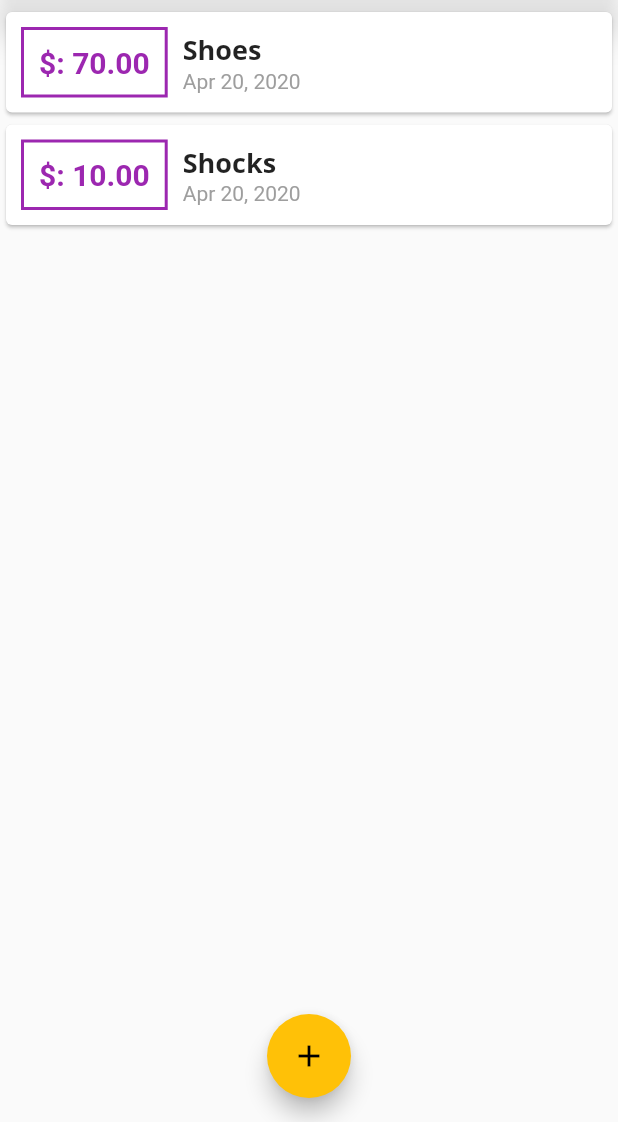
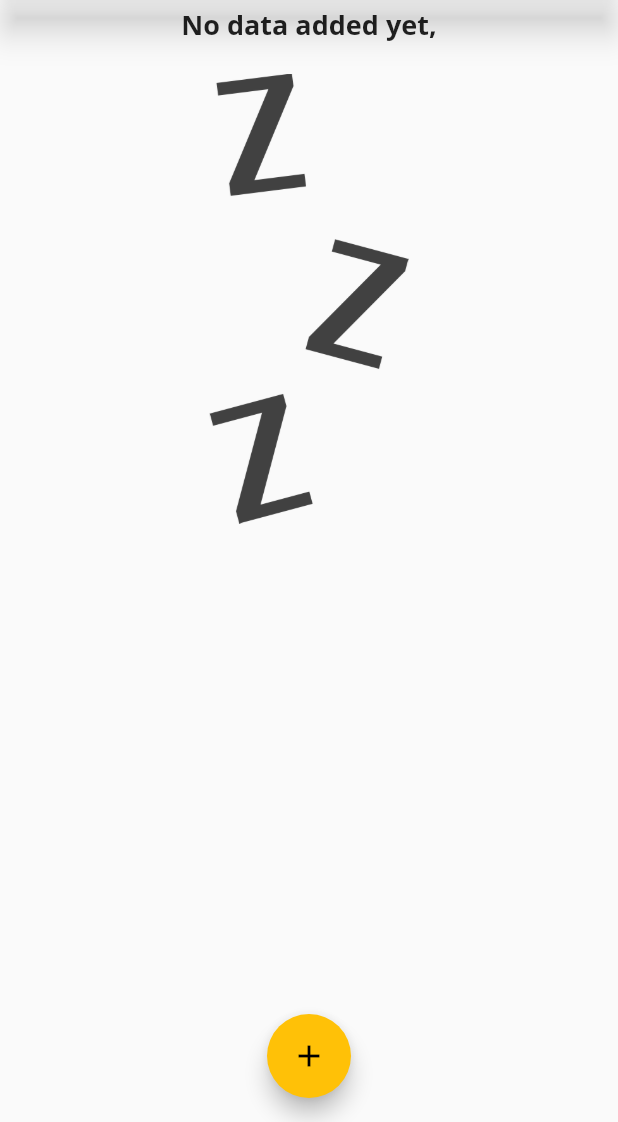
Before and after one commit to diipak-singh/expenses_palnner, a Flutter app: the screen it shows after launch, on a phone screen of 412 x 824 dp, the part 114-1236 px from its top. Run offline on Flutter 3.47's test engine with Material 2 defaults, Android fonts, the phone set to English and light mode, and no system bars.

```diff
--- a/lib/main.dart
+++ b/lib/main.dart
@@ -46,18 +46,18 @@ class MyHomePage extends StatefulWidget {
 
 class _MyHomePageState extends State<MyHomePage> {
   final List<Transaction> _userTransactions = [
-    Transaction(
-      id: '1',
-      title: 'Shoes',
-      amount: 70.0,
-      date: DateTime.now(),
-    ),
-    Transaction(
-      id: '2',
-      title: 'Shocks',
-      amount: 10.0,
-      date: DateTime.now(),
-    ),
+    // Transaction(
+    //   id: '1',
+    //   title: 'Shoes',
+    //   amount: 70.0,
+    //   date: DateTime.now(),
+    // ),
+    // Transaction(
+    //   id: '2',
+    //   title: 'Shocks',
+    //   amount: 10.0,
+    //   date: DateTime.now(),
+    // ),
   ];
 
   void _addNewTransaction(String txTitle, double txAmount) {
--- a/lib/widgets/transaction_list.dart
+++ b/lib/widgets/transaction_list.dart
@@ -10,7 +10,24 @@ class TransactionList extends StatelessWidget {
   Widget build(BuildContext context) {
     return Container(
       height: 400,
-      child: ListView.builder(
+      child: transactions.isEmpty
+          ? Column(
+              children: <Widget>[
+                Text(
+                  'No data added yet,',
+                  style: Theme.of(context).textTheme.title,
+                ),
+                SizedBox(height: 20),
+                Container(
+                  height: 300,
+                  child: Image.asset(
+                    'assets/images/waiting.png',
+                    fit: BoxFit.cover,
+                  ),
+                ),
+              ],
+            )
+          : ListView.builder(
               itemBuilder: (ctx, index) {
                 return Card(
                   child: Row(
--- a/pubspec.yaml
+++ b/pubspec.yaml
@@ -43,8 +43,8 @@ flutter:
   uses-material-design: true
 
   # To add assets to your application, add an assets section, like this:
-  # assets:
-  #  - images/a_dot_burr.jpeg
+  assets:
+   - assets/images/waiting.png
   #  - images/a_dot_ham.jpeg
 
   # An image asset can refer to one or more resolution-specific "variants", see
```
Also changed, not shown: assets/images/waiting.png (added), lib/widgets/chart.dart (added). Lines whose indentation alone changed are shown as unchanged.
